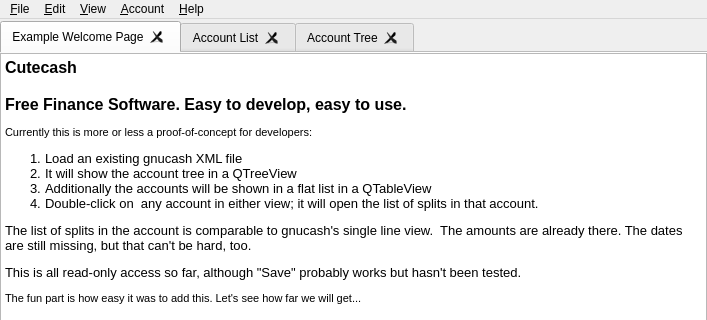
mchochlov/Gnucash, file src/gnc/mainwindow.ui: the form before one commit; both pictures show x 0 to 707 and y 0 to 320 of the 707 by 665 pixel window.
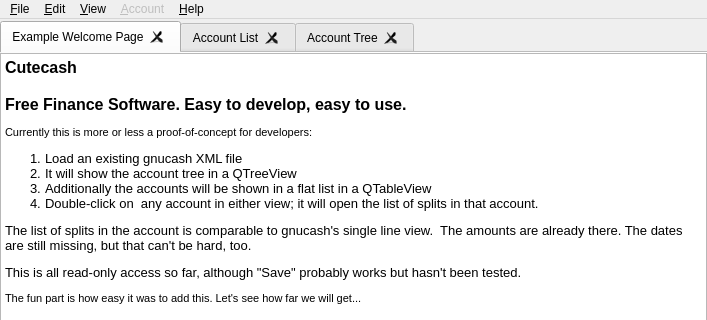
The form after the commit. Icons and pictures are not drawn.

Commit message:
Cutecash: Enable closing and re-opening the different tab views.
Also, change many main window slots to make use of the auto-connection
feature because it makes the slot intention much easier to read.

Also, note how we store the Tab position, title, isEnabled state
in dynamically allocated properties in the Tab widget itself -
this is a rather cool feature of QObject here (see reallyRemoveTab()
and viewOrHideTab()).

What changed in the file:
```diff
--- a/src/gnc/mainwindow.ui
+++ b/src/gnc/mainwindow.ui
@@ -161,6 +161,9 @@
     <property name="title">
      <string>&amp;Account</string>
     </property>
+    <property name="enabled">
+     <bool>false</bool>
+    </property>
     <addaction name="actionOpenAccount"/>
     <addaction name="actionNewAccount"/>
     <addaction name="actionDeleteAccount"/>
```
Left out of the diff: 52 changed lines with no effect on the pictures. The commit also changes 3 other files.
